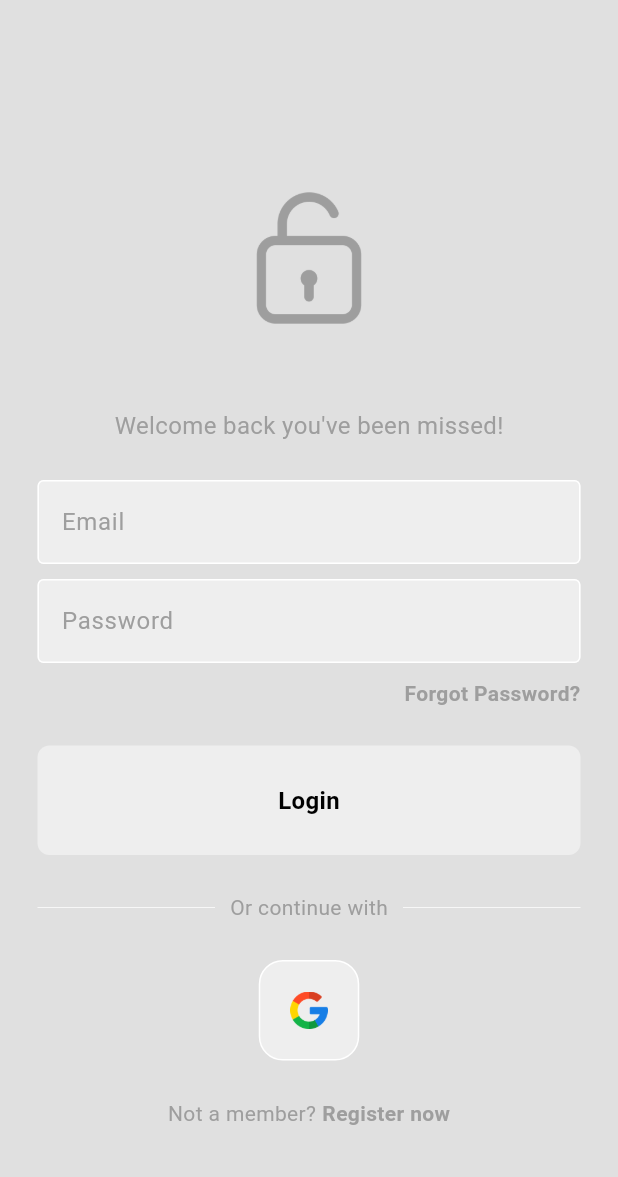
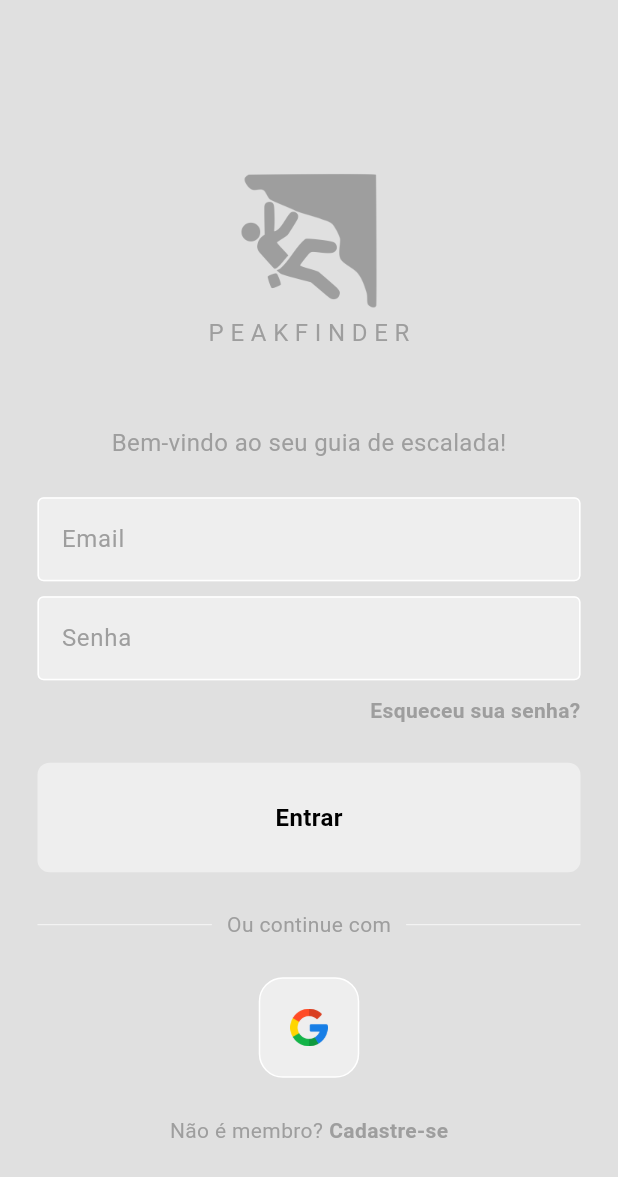
Before and after one commit to d4mn20/peakfinder, a Flutter app: the screen it shows after launch, on a phone screen of 412 x 824 dp. Shown: the top 1177 px of the screen. Run offline on Flutter 3.47's test engine with Material 3 defaults, Android fonts, the phone set to English and light mode, and no system bars; our stand-ins replace cloud_firestore, firebase_auth, firebase_core, firebase_storage, google_maps_flutter, image_picker and 1 more; accounts and stored records are empty.

```diff
--- a/lib/components/my_drawer.dart
+++ b/lib/components/my_drawer.dart
@@ -25,7 +25,7 @@ class MyDrawer extends StatelessWidget {
                     child: Padding(
                       padding: const EdgeInsets.only(bottom: 25.0),
                       child: Image.asset(
-                        'lib/images/unlock.png',
+                        'lib/images/logo.png',
                         color: Theme.of(context).colorScheme.primary,
                         height: 60,
                       ),
--- a/lib/pages/login_page.dart
+++ b/lib/pages/login_page.dart
@@ -89,16 +89,22 @@ class _LoginPageState extends State<LoginPage> {
 
                 // logo
                 Image.asset(
-                  'lib/images/unlock.png',
+                  'lib/images/logo.png',
                   height: 100,
                   color: Theme.of(context).colorScheme.primary,
                 ),
-
+                Text(
+                  'P E A K F I N D E R',
+                  style: TextStyle(
+                    color: Theme.of(context).colorScheme.primary,
+                    fontSize: 16,
+                  ),
+                ),
                 const SizedBox(height: 50),
 
                 // welcome back, you've been missed!
                 Text(
-                  'Welcome back you\'ve been missed!',
+                  'Bem-vindo ao seu guia de escalada!',
                   style: TextStyle(
                     color: Theme.of(context).colorScheme.primary,
                     fontSize: 16,
@@ -119,7 +125,7 @@ class _LoginPageState extends State<LoginPage> {
                 // password textfield
                 MyTextField(
                   controller: passwordController,
-                  hintText: 'Password',
+                  hintText: 'Senha',
                   obscureText: true,
                 ),
 
@@ -134,7 +140,7 @@ class _LoginPageState extends State<LoginPage> {
                       GestureDetector(
                         onTap: forgotPw,
                         child: Text(
-                          'Forgot Password?',
+                          'Esqueceu sua senha?',
                           style: TextStyle(
                             fontWeight: FontWeight.bold,
                             color: Theme.of(context).colorScheme.primary,
@@ -150,7 +156,7 @@ class _LoginPageState extends State<LoginPage> {
                 // sign in button
                 MyButton(
                   onTap: login,
-                  text: "Login",
+                  text: "Entrar",
                 ),
 
                 const SizedBox(height: 25),
@@ -169,7 +175,7 @@ class _LoginPageState extends State<LoginPage> {
                       Padding(
                         padding: const EdgeInsets.symmetric(horizontal: 10.0),
                         child: Text(
-                          'Or continue with',
+                          'Ou continue com',
                           style: TextStyle(
                               color: Theme.of(context).colorScheme.primary),
                         ),
@@ -208,7 +214,7 @@ class _LoginPageState extends State<LoginPage> {
                   mainAxisAlignment: MainAxisAlignment.center,
                   children: [
                     Text(
-                      'Not a member?',
+                      'Não é membro?',
                       style: TextStyle(
                           color: Theme.of(context).colorScheme.primary),
                     ),
@@ -216,7 +222,7 @@ class _LoginPageState extends State<LoginPage> {
                     GestureDetector(
                       onTap: widget.onTap,
                       child: Text(
-                        'Register now',
+                        'Cadastre-se',
                         style: TextStyle(
                           fontWeight: FontWeight.bold,
                           color: Theme.of(context).colorScheme.primary,
--- a/lib/pages/register_page.dart
+++ b/lib/pages/register_page.dart
@@ -36,7 +36,7 @@ class _RegisterPageState extends State<RegisterPage> {
       Navigator.pop(context);
 
       // show error message
-      displayMessageToUser("Passwords don't match!", context);
+      displayMessageToUser("Senhas não conferem!", context);
     }
 
     // try creating the user
@@ -91,7 +91,7 @@ class _RegisterPageState extends State<RegisterPage> {
 
                 // welcome back, you've been missed!
                 Text(
-                  'Let\'s create an account for you',
+                  'Vamos criar uma conta para você',
                   style: TextStyle(
                     color: Colors.grey[700],
                     fontSize: 16,
@@ -112,7 +112,7 @@ class _RegisterPageState extends State<RegisterPage> {
                 // password textfield
                 MyTextField(
                   controller: passwordController,
-                  hintText: 'Password',
+                  hintText: 'Senha',
                   obscureText: true,
                 ),
 
@@ -121,7 +121,7 @@ class _RegisterPageState extends State<RegisterPage> {
                 // confirm password textfield
                 MyTextField(
                   controller: confirmPasswordController,
-                  hintText: 'Confirm password',
+                  hintText: 'Confirme senha',
                   obscureText: true,
                 ),
 
@@ -140,7 +140,7 @@ class _RegisterPageState extends State<RegisterPage> {
                   mainAxisAlignment: MainAxisAlignment.center,
                   children: [
                     Text(
-                      'Already a member?',
+                      'Já é um membro?',
                       style: TextStyle(
                           color: Theme.of(context).colorScheme.primary),
                     ),
@@ -148,7 +148,7 @@ class _RegisterPageState extends State<RegisterPage> {
                     GestureDetector(
                       onTap: widget.onTap,
                       child: const Text(
-                        'Login now',
+                        'Acessar agora',
                         style: TextStyle(
                           fontWeight: FontWeight.bold,
                         ),
--- a/pubspec.yaml
+++ b/pubspec.yaml
@@ -35,7 +35,7 @@ dependencies:
   # The following adds the Cupertino Icons font to your application.
   # Use with the CupertinoIcons class for iOS style icons.
   cupertino_icons: ^1.0.2
-  provider: ^6.1.1
+  provider: ^6.1.2
   firebase_core: ^2.32.0
   firebase_auth: ^4.20.0
   google_maps_flutter: ^2.6.1
@@ -43,6 +43,8 @@ dependencies:
   google_maps_webservice: ^0.0.20-nullsafety.5
   cloud_firestore: ^4.17.5
   location: ^6.0.2
+  firebase_storage: ^11.7.7
+  image_picker: ^1.1.1
 
 dev_dependencies:
   flutter_test:
```
Also changed, not shown: lib/main.dart (+10 -4 lines), lib/pages/explore_page.dart (+143 -58 lines), lib/services/image_path_controller.dart (added, +17 -0 lines), lib/services/storage.dart (added, +103 -0 lines), lib/images/flag_icon.png, lib/images/logo.png (added), pubspec.lock, 5 other files.
